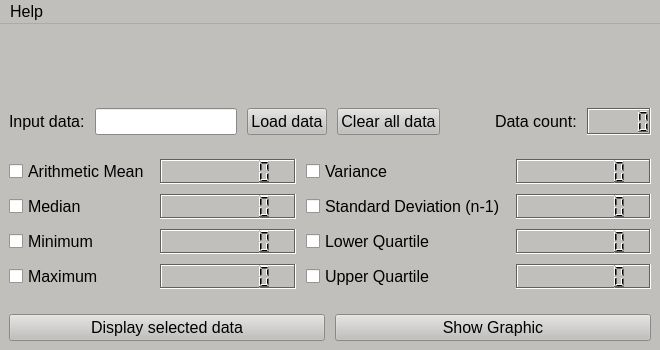
First picture: the form in statistics-calculator/mainwindow.ui, repository ignabelitzky/statistic-calculator, before the edit.
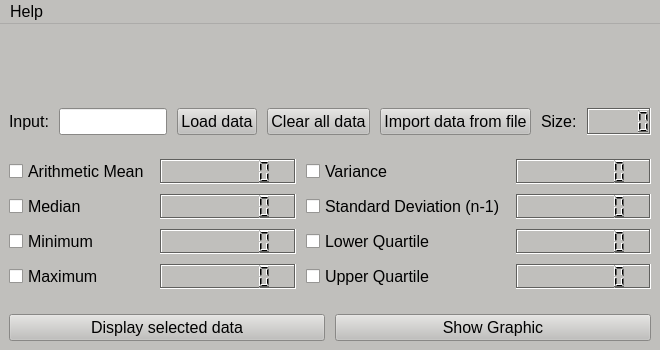
Second picture: the form after the edit. Icons and pictures are not drawn.

Commit message: Added the posibility of load data from a space-separated numbers file

The edit to the form file:
```diff
--- a/statistics-calculator/mainwindow.ui
+++ b/statistics-calculator/mainwindow.ui
@@ -543,7 +543,7 @@
           <item>
            <widget class="QLabel" name="input_label">
             <property name="text">
-             <string>Input data:</string>
+             <string>Input:</string>
             </property>
            </widget>
           </item>
@@ -577,22 +577,19 @@
            </widget>
           </item>
           <item>
-           <spacer name="horizontalSpacer">
-            <property name="orientation">
-             <enum>Qt::Horizontal</enum>
+           <widget class="QPushButton" name="importData_button">
+            <property name="whatsThis">
+             <string>&lt;html&gt;&lt;head/&gt;&lt;body&gt;&lt;p&gt;&lt;br/&gt;&lt;/p&gt;&lt;/body&gt;&lt;/html&gt;</string>
             </property>
-            <property name="sizeHint" stdset="0">
-             <size>
-              <width>40</width>
-              <height>20</height>
-             </size>
+            <property name="text">
+             <string>Import data from file</string>
             </property>
-           </spacer>
+           </widget>
           </item>
           <item>
            <widget class="QLabel" name="count_label">
             <property name="text">
-             <string>Data count:</string>
+             <string>Size:</string>
             </property>
            </widget>
           </item>
```
Left out of the diff: 1 changed line with no effect on the pictures. The commit also changes 3 other files.
